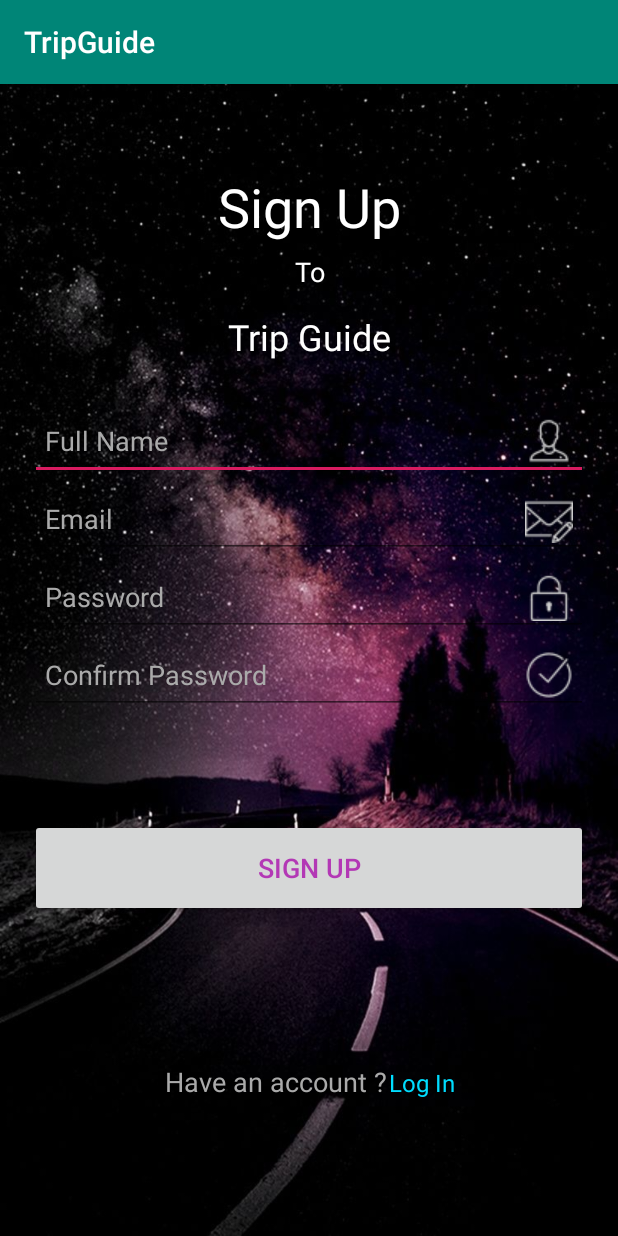
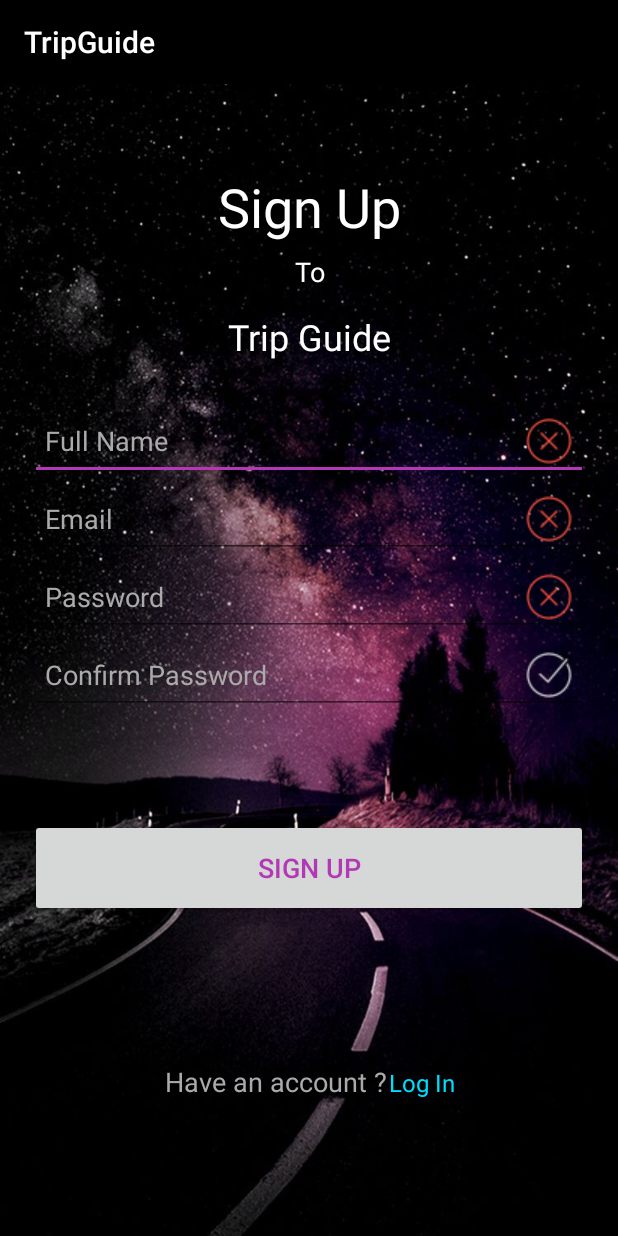
Before and after one commit to mahmoudfouadbadwy/TripGuide, an Android app: the screen it shows after launch (SignUpActivity), after a tap on "SIGN UP", on a phone screen of 412 x 824 dp. Run offline under Robolectric (Android 15) with nearby library versions, the phone set to English and light mode, and no system bars; our stand-ins replace Firebase (no records; nobody signed in at launch, a user with empty details on screens opened directly).

Commit message:
signUp edit

```diff
--- a/app/src/main/java/com/iti/intake40/tripguide/registration/SignUpActivity.java
+++ b/app/src/main/java/com/iti/intake40/tripguide/registration/SignUpActivity.java
@@ -63,7 +63,11 @@ public class SignUpActivity extends AppCompatActivity implements SignUpContract.
         boolean check  = false ;
 
         if(name.isEmpty() == false){
+            nameTxt.setCompoundDrawablesWithIntrinsicBounds(0,0,R.drawable.user,0);
             check = true ;
+        }
+        else{
+            nameTxt.setCompoundDrawablesWithIntrinsicBounds(0,0,R.drawable.error,0);
         }
         return check;
     }
@@ -75,7 +79,11 @@ public class SignUpActivity extends AppCompatActivity implements SignUpContract.
 
         if (mail.matches(emailPattern) && mail.isEmpty()==false)
         {
+            mailTxt.setCompoundDrawablesWithIntrinsicBounds(0,0,R.drawable.email,0);
             check = true;
+        }
+        else {
+            mailTxt.setCompoundDrawablesWithIntrinsicBounds(0,0,R.drawable.error,0);
         }
 
         return check;
@@ -88,7 +96,12 @@ public class SignUpActivity extends AppCompatActivity implements SignUpContract.
         boolean check  = false ;
 
         if(password.length() >= 6){
+            passwordTxt.setCompoundDrawablesWithIntrinsicBounds(0,0,R.drawable.password,0);
             check = true ;
+        }
+        else {
+            passwordTxt.setCompoundDrawablesWithIntrinsicBounds(0,0,R.drawable.error,0);
+            Toast.makeText(SignUpActivity.this,"PassWord Must Be More Than 6 Char",Toast.LENGTH_LONG).show();
         }
         return check;
     }
@@ -99,7 +112,11 @@ public class SignUpActivity extends AppCompatActivity implements SignUpContract.
 
         if(passwordTxt.getText().toString().equals(confirmPassword))
         {
+            conformPasswordTxt.setCompoundDrawablesWithIntrinsicBounds(0,0,R.drawable.confirm,0);
             check = true;
+        }
+        else {
+            conformPasswordTxt.setCompoundDrawablesWithIntrinsicBounds(0,0,R.drawable.error,0);
         }
 
         return check;
@@ -107,7 +124,13 @@ public class SignUpActivity extends AppCompatActivity implements SignUpContract.
 
     void makeValidation(boolean password , boolean conformPassword ,boolean name ,boolean email ){
         if(password == true && conformPassword == true && name == true && email == true){
-            signUpPresenter.signUp(mailTxt.getText().toString() , passwordTxt.getText().toString() ,nameTxt.getText().toString());
+           if( signUpPresenter.signUp(mailTxt.getText().toString() , passwordTxt.getText().toString() ,nameTxt.getText().toString()))
+           {
+
+           }
+           else {
+               Toast.makeText(SignUpActivity.this,"Email Already Exist",Toast.LENGTH_LONG).show();
+           }
         }
 
     }
--- a/app/src/main/res/layout/activity_main.xml
+++ b/app/src/main/res/layout/activity_main.xml
@@ -8,7 +8,9 @@
     android:background="@drawable/signup"
     android:orientation="vertical"
     android:weightSum="100"
-    tools:context=".registration.SignUpActivity">
+    tools:context=".registration.SignUpActivity"
+    style="@style/SignUp" >
+
 
     <LinearLayout
         android:id="@+id/topLevel"
--- a/app/src/main/res/values/colors.xml
+++ b/app/src/main/res/values/colors.xml
@@ -1,6 +1,6 @@
 <?xml version="1.0" encoding="utf-8"?>
 <resources>
-    <color name="colorPrimary">#008577</color>
-    <color name="colorPrimaryDark">#00574B</color>
-    <color name="colorAccent">#D81B60</color>
+    <color name="colorPrimary">#000</color>
+    <color name="colorPrimaryDark">#000</color>
+    <color name="colorAccent">#b338b5</color>
 </resources>
--- a/app/src/main/res/values/styles.xml
+++ b/app/src/main/res/values/styles.xml
@@ -8,4 +8,12 @@
         <item name="colorAccent">@color/colorAccent</item>
     </style>
 
+     <!-- Base application theme. -->
+    <style name="SignUp" parent="Theme.AppCompat.Light.NoActionBar">
+        <!-- Customize your theme here. -->
+        <item name="colorPrimary">@color/colorPrimary</item>
+        <item name="colorPrimaryDark">@color/colorPrimaryDark</item>
+        <item name="colorAccent">@color/colorAccent</item>
+    </style>
+
 </resources>
```
Also changed, not shown: app/src/main/res/drawable/error.png (added).
